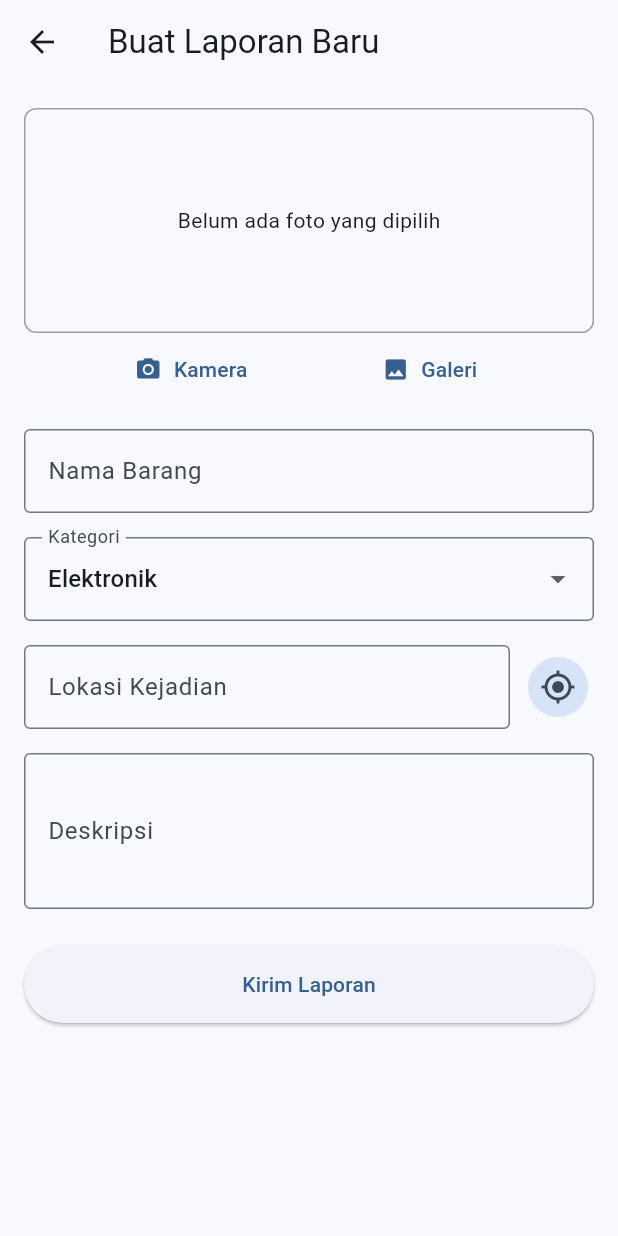
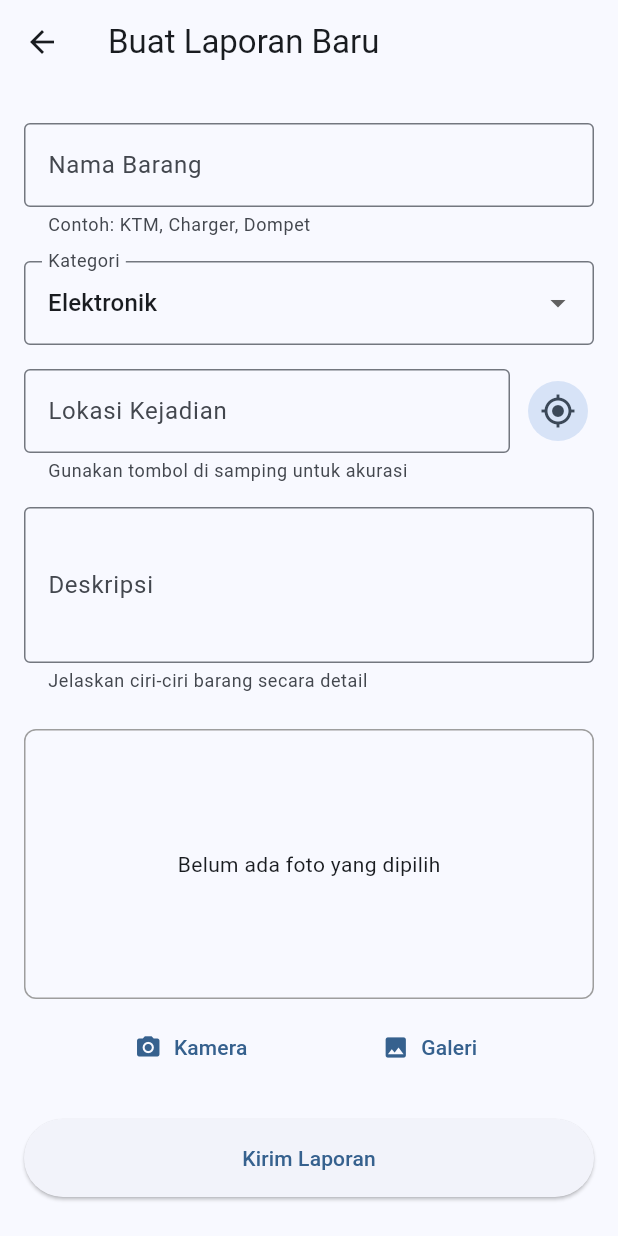
Before and after one commit to Dherlyaa/PraFind, a Flutter app: the CreateReportPage screen opened directly, on a phone screen of 412 x 824 dp. Run offline on Flutter 3.47's test engine with Material 3 defaults, Android fonts, the phone set to English and light mode, and no system bars; our stand-ins replace flutter_riverpod, geolocator, image_picker, local_auth.

Commit message:
Pertemuan ke-8

```diff
--- a/lib/features/reports/presentation/pages/create_report_page.dart
+++ b/lib/features/reports/presentation/pages/create_report_page.dart
@@ -1,10 +1,10 @@
-import 'package:geocoding/geocoding.dart';
 import 'dart:io';
 import 'package:flutter/foundation.dart' show kIsWeb;
 import 'package:flutter/material.dart';
 import 'package:flutter_riverpod/flutter_riverpod.dart';
+import 'package:geolocator/geolocator.dart';
 import 'package:image_picker/image_picker.dart';
-import 'package:geolocator/geolocator.dart';
+
 import '../providers/create_report_provider.dart';
 import '../../domain/report_model.dart';
 
@@ -23,7 +23,6 @@ class _CreateReportPageState extends ConsumerState<CreateReportPage> {
   String _selectedType = 'LOST';
   String _selectedCategory = 'Elektronik';
 
-  // State untuk Fitur Advanced
   XFile? _imageFile;
   bool _isLocationLoading = false;
   final ImagePicker _picker = ImagePicker();
@@ -36,7 +35,6 @@ class _CreateReportPageState extends ConsumerState<CreateReportPage> {
     super.dispose();
   }
 
-  // Fungsi Fitur Kamera/Galeri
   Future<void> _pickImage(ImageSource source) async {
     try {
       final pickedFile = await _picker.pickImage(source: source, imageQuality: 70);
@@ -52,7 +50,6 @@ class _CreateReportPageState extends ConsumerState<CreateReportPage> {
     }
   }
 
-  // Fungsi Fitur GPS Lokasi
   Future<void> _getCurrentLocation() async {
     setState(() => _isLocationLoading = true);
     try {
@@ -74,17 +71,16 @@ class _CreateReportPageState extends ConsumerState<CreateReportPage> {
       }
 
       Position position = await Geolocator.getCurrentPosition();
-      List<Placemark> placemarks = await placemarkFromCoordinates(position.latitude, position.longitude);
 
-      if (placemarks.isNotEmpty) {
-        Placemark place = placemarks[0];
       setState(() {
-          _locationController.text = '${place.street}, ${place.subLocality}, ${place.locality}';
+        _locationController.text = '${position.latitude}, ${position.longitude}';
       });
-      }
+
     } catch (e) {
       if (mounted) {
-        ScaffoldMessenger.of(context).showSnackBar(SnackBar(content: Text(e.toString())));
+        ScaffoldMessenger.of(context).showSnackBar(
+          SnackBar(content: Text(e.toString())), // Pesan error aksesibel via teks
+        );
       }
     } finally {
       if (mounted) setState(() => _isLocationLoading = false);
@@ -102,15 +98,19 @@ class _CreateReportPageState extends ConsumerState<CreateReportPage> {
         type: _selectedType,
       );
 
-      // Note: Di tahap MVP, gambar (_imageFile) belum diunggah ke backend,
-      // hanya divalidasi dan ditampilkan di UI.
       final success = await ref.read(createReportProvider.notifier).submitReport(report);
 
-      if (success && mounted) {
+      if (mounted) {
+        if (success) {
           ScaffoldMessenger.of(context).showSnackBar(
             const SnackBar(content: Text('Laporan Berhasil Dikirim!')),
           );
           Navigator.pop(context);
+        } else {
+          ScaffoldMessenger.of(context).showSnackBar(
+            const SnackBar(content: Text('Gagal menyimpan laporan. Coba lagi.')),
+          );
+        }
       }
     }
   }
@@ -120,61 +120,22 @@ class _CreateReportPageState extends ConsumerState<CreateReportPage> {
     final formState = ref.watch(createReportProvider);
     final isSubmitting = formState.status == FormSubmitStatus.submitting;
 
-    return Scaffold(
-      appBar: AppBar(title: const Text('Buat Laporan Baru')),
-      body: SingleChildScrollView(
-        padding: const EdgeInsets.all(16.0),
-        child: Form(
-          key: _formKey,
-          child: Column(
-            crossAxisAlignment: CrossAxisAlignment.stretch,
+    // Komponen Input Data (Kiri pada layar lebar)
+    Widget formInputs = Column(
+      crossAxisAlignment: CrossAxisAlignment.start,
       children: [
-              // --- UI Fitur Gambar ---
-              Container(
-                height: 150,
-                decoration: BoxDecoration(
-                  border: Border.all(color: Colors.grey),
-                  borderRadius: BorderRadius.circular(8),
-                ),
-                child: _imageFile != null
-                    ? ClipRRect(
-                        borderRadius: BorderRadius.circular(8),
-                        child: kIsWeb
-                            ? Image.network(_imageFile!.path, fit: BoxFit.cover)
-                            : Image.file(File(_imageFile!.path), fit: BoxFit.cover),
-                      )
-                    : const Center(child: Text('Belum ada foto yang dipilih')),
-              ),
-              Row(
-                mainAxisAlignment: MainAxisAlignment.spaceEvenly,
-                children: [
-                  TextButton.icon(
-                    onPressed: isSubmitting ? null : () => _pickImage(ImageSource.camera),
-                    icon: const Icon(Icons.camera_alt),
-                    label: const Text('Kamera'),
-                  ),
-                  TextButton.icon(
-                    onPressed: isSubmitting ? null : () => _pickImage(ImageSource.gallery),
-                    icon: const Icon(Icons.photo),
-                    label: const Text('Galeri'),
-                  ),
-                ],
-              ),
-              const SizedBox(height: 16),
-              // ------------------------
-
         TextFormField(
           key: const Key('title_input'),
           controller: _titleController,
           enabled: !isSubmitting,
+          textInputAction: TextInputAction.next,
           decoration: const InputDecoration(
             labelText: 'Nama Barang',
+            helperText: 'Contoh: KTM, Charger, Dompet',
             border: OutlineInputBorder(),
           ),
           validator: (val) {
-                  if (val == null || val.trim().isEmpty) {
-                    return 'Nama barang tidak boleh kosong';
-                  }
+            if (val == null || val.trim().isEmpty) return 'Nama barang tidak boleh kosong';
             return null;
           },
         ),
@@ -191,70 +152,153 @@ class _CreateReportPageState extends ConsumerState<CreateReportPage> {
           onChanged: isSubmitting ? null : (val) => setState(() => _selectedCategory = val!),
         ),
         const SizedBox(height: 16),
-
-              // --- UI Fitur Lokasi ---
         Row(
+          crossAxisAlignment: CrossAxisAlignment.start,
           children: [
             Expanded(
               child: TextFormField(
                 key: const Key('location_input'),
                 controller: _locationController,
                 enabled: !isSubmitting,
+                textInputAction: TextInputAction.next,
                 decoration: const InputDecoration(
                   labelText: 'Lokasi Kejadian',
+                  helperText: 'Gunakan tombol di samping untuk akurasi',
                   border: OutlineInputBorder(),
                 ),
                 validator: (val) {
-                        if (val == null || val.trim().isEmpty) {
-                          return 'Lokasi kejadian wajib diisi';
-                        }
+                  if (val == null || val.trim().isEmpty) return 'Lokasi kejadian wajib diisi';
                   return null;
                 },
               ),
             ),
             const SizedBox(width: 8),
-                  IconButton.filledTonal(
+            Padding(
+              padding: const EdgeInsets.only(top: 4.0),
+              child: IconButton.filledTonal(
                 onPressed: _isLocationLoading || isSubmitting ? null : _getCurrentLocation,
                 icon: _isLocationLoading
                     ? const SizedBox(width: 24, height: 24, child: CircularProgressIndicator(strokeWidth: 2))
                     : const Icon(Icons.my_location),
                 tooltip: 'Gunakan lokasi saat ini',
               ),
+            ),
           ],
         ),
         const SizedBox(height: 16),
-              // -----------------------
-
         TextFormField(
           key: const Key('description_input'),
           controller: _descriptionController,
           enabled: !isSubmitting,
           maxLines: 3,
+          textInputAction: TextInputAction.done,
           decoration: const InputDecoration(
             labelText: 'Deskripsi',
+            helperText: 'Jelaskan ciri-ciri barang secara detail',
             border: OutlineInputBorder(),
           ),
           validator: (val) {
-                  if (val == null || val.trim().isEmpty) {
-                    return 'Deskripsi wajib diisi';
-                  }
+            if (val == null || val.trim().isEmpty) return 'Deskripsi wajib diisi';
             return null;
           },
+        ),
+      ],
+    );
+
+    // Komponen Media & Aksi (Kanan pada layar lebar)
+    Widget formActions = Column(
+      crossAxisAlignment: CrossAxisAlignment.stretch,
+      children: [
+        Container(
+          height: 180,
+          decoration: BoxDecoration(
+            border: Border.all(color: Colors.grey),
+            borderRadius: BorderRadius.circular(8),
+          ),
+          child: _imageFile != null
+              ? ClipRRect(
+                  borderRadius: BorderRadius.circular(8),
+                  child: kIsWeb
+                      ? Image.network(_imageFile!.path, fit: BoxFit.cover)
+                      : Image.file(File(_imageFile!.path), fit: BoxFit.cover),
+                )
+              : const Center(child: Text('Belum ada foto yang dipilih')),
+        ),
+        const SizedBox(height: 8),
+        Row(
+          mainAxisAlignment: MainAxisAlignment.spaceEvenly,
+          children: [
+            TextButton.icon(
+              onPressed: isSubmitting ? null : () => _pickImage(ImageSource.camera),
+              icon: const Icon(Icons.camera_alt),
+              label: const Text('Kamera'),
+            ),
+            TextButton.icon(
+              onPressed: isSubmitting ? null : () => _pickImage(ImageSource.gallery),
+              icon: const Icon(Icons.photo),
+              label: const Text('Galeri'),
+            ),
+          ],
         ),
         const SizedBox(height: 24),
         ElevatedButton(
           key: const Key('submit_button'),
           onPressed: isSubmitting ? null : _submitForm,
-                style: ElevatedButton.styleFrom(padding: const EdgeInsets.all(16)),
+          style: ElevatedButton.styleFrom(
+            padding: const EdgeInsets.symmetric(vertical: 16),
+            minimumSize: const Size.fromHeight(48), // Target sentuh minimal 48x48px
+          ),
           child: isSubmitting
-                    ? const SizedBox(
-                        height: 20,
-                        width: 20,
-                        child: CircularProgressIndicator(strokeWidth: 2),
+              ? const Row(
+                  mainAxisAlignment: MainAxisAlignment.center,
+                  children: [
+                    SizedBox(width: 20, height: 20, child: CircularProgressIndicator(strokeWidth: 2, color: Colors.white)),
+                    SizedBox(width: 12),
+                    Text('Menyimpan...'),
+                  ],
                 )
               : const Text('Kirim Laporan'),
         ),
       ],
+    );
+
+    return Scaffold(
+      resizeToAvoidBottomInset: true, // Menangani Keyboard
+      appBar: AppBar(title: const Text('Buat Laporan Baru')),
+      body: SafeArea( // Menangani area inset sistem
+        child: Form(
+          key: _formKey,
+          child: LayoutBuilder(
+            builder: (context, constraints) {
+              final isWideScreen = constraints.maxWidth >= 700; // Breakpoint adaptif
+
+              return Center(
+                child: ConstrainedBox(
+                  constraints: const BoxConstraints(maxWidth: 1100), // Pembatas lebar untuk layar sangat besar
+                  child: SingleChildScrollView(
+                    keyboardDismissBehavior: ScrollViewKeyboardDismissBehavior.onDrag, // Menutup keyboard saat di-scroll
+                    padding: const EdgeInsets.all(16.0),
+                    child: isWideScreen
+                        ? Row(
+                            crossAxisAlignment: CrossAxisAlignment.start,
+                            children: [
+                              Expanded(flex: 3, child: formInputs),
+                              const SizedBox(width: 32),
+                              Expanded(flex: 2, child: formActions),
+                            ],
+                          )
+                        : Column(
+                            crossAxisAlignment: CrossAxisAlignment.stretch,
+                            children: [
+                              formInputs,
+                              const SizedBox(height: 24),
+                              formActions,
+                            ],
+                          ),
+                  ),
+                ),
+              );
+            },
           ),
         ),
       ),
```
Also changed, not shown: lib/features/auth/presentation/pages/login_page.dart (+18 -0 lines), lib/features/reports/data/report_repository.dart (+49 -44 lines), p8/feedbackAksi.png (added), p8/image.png (added), p8/layarSempit.png (added), p8/layarSempitKeyboardTerbuka.png (added), p8/window1.png (added), 4 other files. Lines whose indentation alone changed are shown as unchanged.
